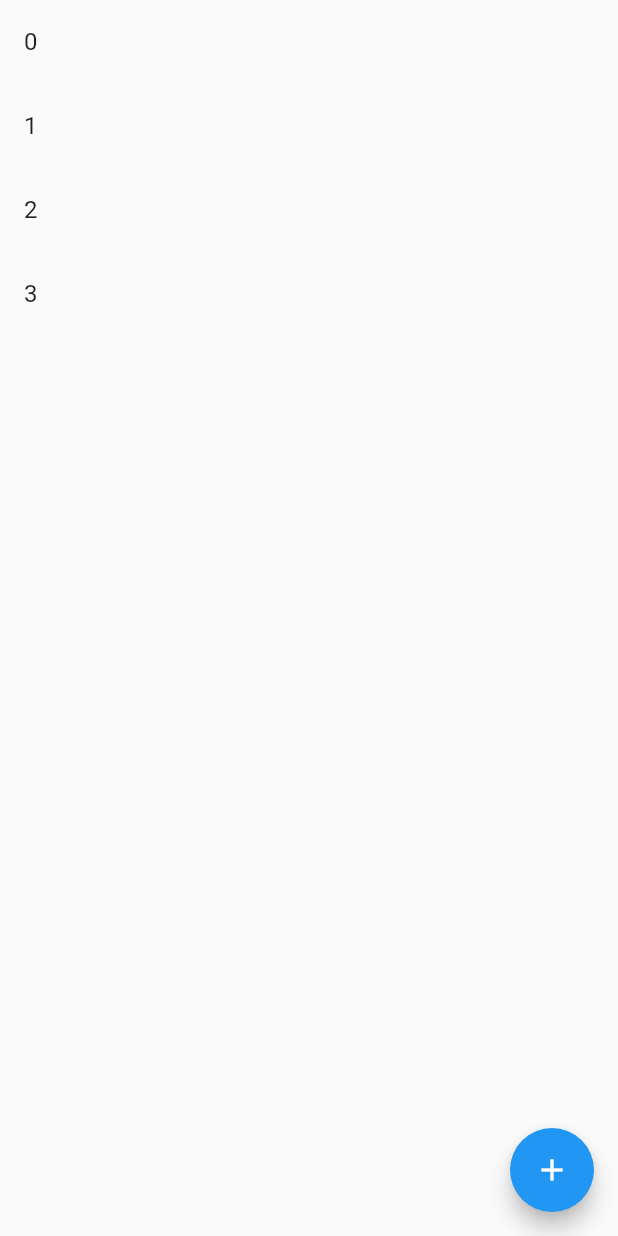
After one commit to ItoYo16u/animation_playground, a Flutter app: the StatefulListPage screen opened directly, after a tap on the "add" icon, on a phone screen of 412 x 824 dp. The commit adds this screen. Run offline on Flutter 3.47's test engine with Material 2 defaults, Android fonts, the phone set to English and light mode, and no system bars; our stand-ins replace flutter_hooks; missing offline and left inert: dart:ffi.

Commit message:
add stateful widget guide

```diff
--- /dev/null
+++ b/lib/guide/stateless_and_stateful.dart
@@ -0,0 +1,80 @@
+import 'dart:ffi';
+
+import 'package:flutter/cupertino.dart';
+import 'package:flutter/material.dart';
+
+class StatefulListPage extends StatefulWidget {
+  @override
+  State<StatefulWidget> createState() => StatefulListState();
+}
+
+class StatefulListState extends State<StatefulListPage> {
+  List<int> values;
+
+  @override
+  void initState() {
+
+    values = Iterable<int>.generate(3).toList();
+    print(values);
+    super.initState();
+  }
+
+  void add() {
+    setState(() {
+       values.add(values.last+1);
+    });
+  }
+
+  @override
+  void dispose() {
+    super.dispose();
+  }
+  // stateful widgetではsetStateを用いて状態を変更するとbuildメソッドが再度呼ばれ画面さ再描画される。
+  @override
+  Widget build(BuildContext context) {
+    return Scaffold(
+      body: ListView(
+        children: values
+            .map((e) => ListTile(
+          title: Text(e.toString()),
+          onTap: () => add(),
+        ))
+            .toList(),
+      ),
+      floatingActionButton: FloatingActionButton(
+        child: Icon(Icons.add),
+        onPressed: ()=>add(),
+      ),
+    );
+  }
+}
+
+
+
+@immutable
+class StatelessListPage extends StatelessWidget {
+  final List<int> values = Iterable<int>.generate(3).toList();
+
+  @override
+  Widget build(BuildContext context) {
+    return Scaffold(
+      body:  ListView(
+        children: values
+            .map((e) => ListTile(
+          title: Text(e.toString()),
+        ))
+            .toList(),
+      ),
+      floatingActionButton: FloatingActionButton(
+        child: Icon(Icons.add),
+        onPressed: ()=>add(),
+      ),
+    );
+  }
+  // listの中身は変わるが変更はuiに反映されない.
+  // final な要素でも内部の状態は変更できてしまう点に注意
+  void add() {
+    values.add(values.last + 1);
+    print(values);
+  }
+}
--- a/lib/main.dart
+++ b/lib/main.dart
@@ -1,5 +1,6 @@
 import 'package:flutter/material.dart';
 import 'package:interaction_playground/animation/lively/bounce.dart';
+import 'package:interaction_playground/guide/stateless_and_stateful.dart';
 
 void main() {
   runApp(MyApp());
@@ -13,7 +14,7 @@ class MyApp extends StatelessWidget {
         theme: ThemeData(
           backgroundColor: Colors.white,
         ),
-        home: Scaffold(body: ListPage()));
+        home: Scaffold(body: StatelessListPage()));
   }
 }
 
```
